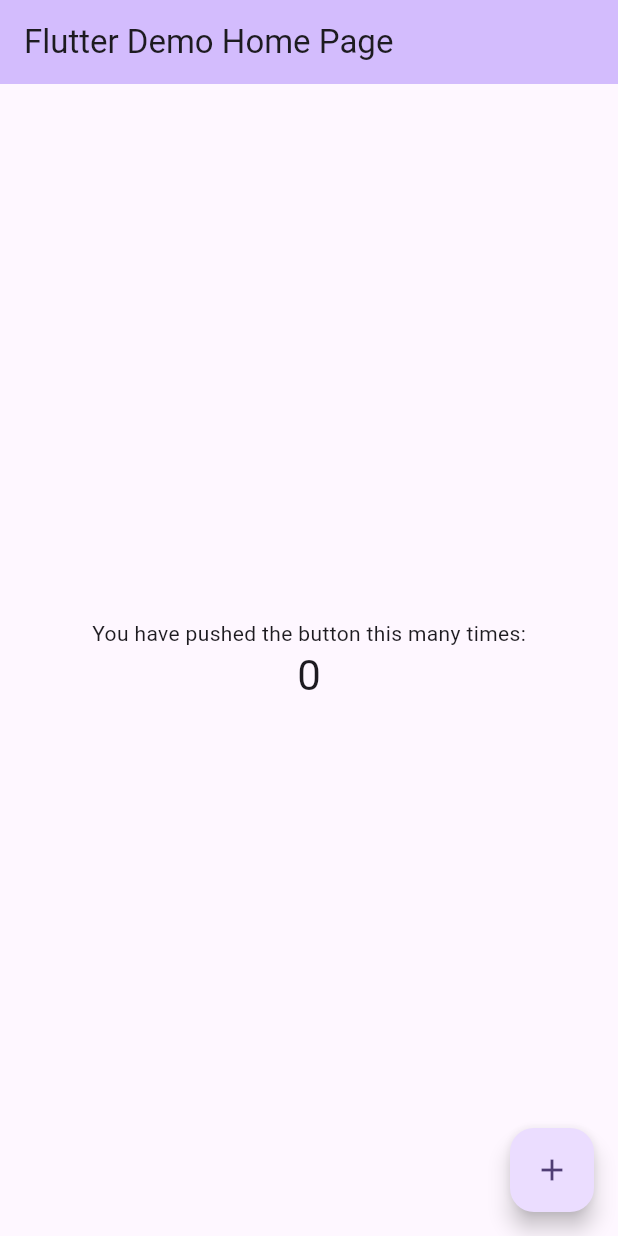
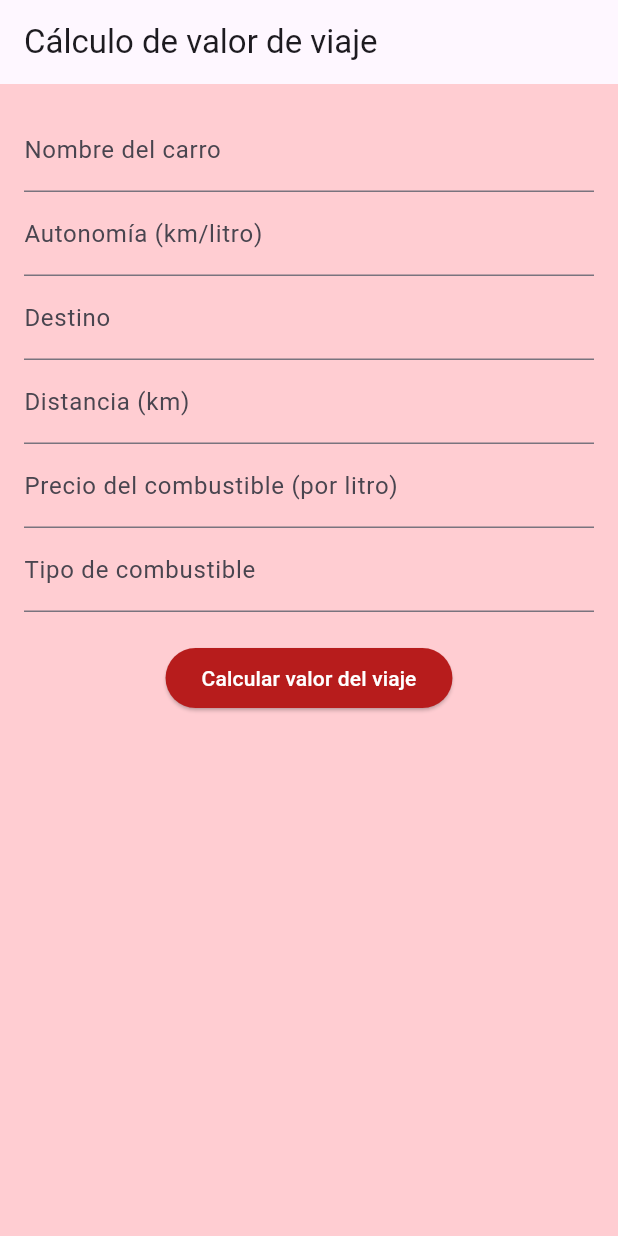
Before and after one commit to nhaisentena/projeto-viagem, a Flutter app: the screen it shows after launch, on a phone screen of 412 x 824 dp. Run offline on Flutter 3.47's test engine with Material 3 defaults, Android fonts, the light colour scheme and no system bars.

Commit message:
Commit inicial

```diff
--- a/lib/main.dart
+++ b/lib/main.dart
@@ -1,125 +1,23 @@
 import 'package:flutter/material.dart';
+import 'models/Carro.dart';
+import 'models/Destino.dart';
+import 'models/PrecioCombustible.dart';
+import 'pantallas/Pantalla.dart';
 
 void main() {
-  runApp(const MyApp());
+  runApp(Viagem());
 }
 
-class MyApp extends StatelessWidget {
-  const MyApp({super.key});
-
-  // This widget is the root of your application.
+class Viagem extends StatelessWidget {
   @override
   Widget build(BuildContext context) {
+
     return MaterialApp(
-      title: 'Flutter Demo',
+      title: 'Cálculo de valor de viaje',
       theme: ThemeData(
-        // This is the theme of your application.
-        //
-        // TRY THIS: Try running your application with "flutter run". You'll see
-        // the application has a purple toolbar. Then, without quitting the app,
-        // try changing the seedColor in the colorScheme below to Colors.green
-        // and then invoke "hot reload" (save your changes or press the "hot
-        // reload" button in a Flutter-supported IDE, or press "r" if you used
-        // the command line to start the app).
-        //
-        // Notice that the counter didn't reset back to zero; the application
-        // state is not lost during the reload. To reset the state, use hot
-        // restart instead.
-        //
-        // This works for code too, not just values: Most code changes can be
-        // tested with just a hot reload.
-        colorScheme: ColorScheme.fromSeed(seedColor: Colors.deepPurple),
-        useMaterial3: true,
+        primarySwatch: Colors.red,
       ),
-      home: const MyHomePage(title: 'Flutter Demo Home Page'),
+      home: Pantalla(),
     );
   }
 }
-
-class MyHomePage extends StatefulWidget {
-  const MyHomePage({super.key, required this.title});
-
-  // This widget is the home page of your application. It is stateful, meaning
-  // that it has a State object (defined below) that contains fields that affect
-  // how it looks.
-
-  // This class is the configuration for the state. It holds the values (in this
-  // case the title) provided by the parent (in this case the App widget) and
-  // used by the build method of the State. Fields in a Widget subclass are
-  // always marked "final".
-
-  final String title;
-
-  @override
-  State<MyHomePage> createState() => _MyHomePageState();
-}
-
-class _MyHomePageState extends State<MyHomePage> {
-  int _counter = 0;
-
-  void _incrementCounter() {
-    setState(() {
-      // This call to setState tells the Flutter framework that something has
-      // changed in this State, which causes it to rerun the build method below
-      // so that the display can reflect the updated values. If we changed
-      // _counter without calling setState(), then the build method would not be
-      // called again, and so nothing would appear to happen.
-      _counter++;
-    });
-  }
-
-  @override
-  Widget build(BuildContext context) {
-    // This method is rerun every time setState is called, for instance as done
-    // by the _incrementCounter method above.
-    //
-    // The Flutter framework has been optimized to make rerunning build methods
-    // fast, so that you can just rebuild anything that needs updating rather
-    // than having to individually change instances of widgets.
-    return Scaffold(
-      appBar: AppBar(
-        // TRY THIS: Try changing the color here to a specific color (to
-        // Colors.amber, perhaps?) and trigger a hot reload to see the AppBar
-        // change color while the other colors stay the same.
-        backgroundColor: Theme.of(context).colorScheme.inversePrimary,
-        // Here we take the value from the MyHomePage object that was created by
-        // the App.build method, and use it to set our appbar title.
-        title: Text(widget.title),
-      ),
-      body: Center(
-        // Center is a layout widget. It takes a single child and positions it
-        // in the middle of the parent.
-        child: Column(
-          // Column is also a layout widget. It takes a list of children and
-          // arranges them vertically. By default, it sizes itself to fit its
-          // children horizontally, and tries to be as tall as its parent.
-          //
-          // Column has various properties to control how it sizes itself and
-          // how it positions its children. Here we use mainAxisAlignment to
-          // center the children vertically; the main axis here is the vertical
-          // axis because Columns are vertical (the cross axis would be
-          // horizontal).
-          //
-          // TRY THIS: Invoke "debug painting" (choose the "Toggle Debug Paint"
-          // action in the IDE, or press "p" in the console), to see the
-          // wireframe for each widget.
-          mainAxisAlignment: MainAxisAlignment.center,
-          children: <Widget>[
-            const Text(
-              'You have pushed the button this many times:',
-            ),
-            Text(
-              '$_counter',
-              style: Theme.of(context).textTheme.headlineMedium,
-            ),
-          ],
-        ),
-      ),
-      floatingActionButton: FloatingActionButton(
-        onPressed: _incrementCounter,
-        tooltip: 'Increment',
-        child: const Icon(Icons.add),
-      ), // This trailing comma makes auto-formatting nicer for build methods.
-    );
-  }
-}
--- /dev/null
+++ b/lib/models/Carro.dart
@@ -0,0 +1,7 @@
+class Carro {
+  final String nombre;
+  final double autonomia;
+
+
+  Carro({required this.nombre, required this.autonomia});
+}
--- /dev/null
+++ b/lib/models/Destino.dart
@@ -0,0 +1,6 @@
+class Destino {
+  final String identificacion;
+  final double distanciaKm;
+
+  Destino({required this.identificacion, required this.distanciaKm});
+}
--- /dev/null
+++ b/lib/models/PrecioCombustible.dart
@@ -0,0 +1,9 @@
+class PrecioCombustible {
+  final double precioPorLitro;
+  final String combustible;
+
+  PrecioCombustible({
+    required this.precioPorLitro,
+    required this.combustible,
+  });
+}
--- /dev/null
+++ b/lib/pantallas/Pantalla.dart
@@ -0,0 +1,109 @@
+import 'package:flutter/material.dart';
+import '../models/Carro.dart';
+import '../models/Destino.dart';
+import '../models/PrecioCombustible.dart';
+
+class Pantalla extends StatefulWidget {
+  @override
+  _PantallaState createState()=> _PantallaState();
+}
+
+class _PantallaState extends State<Pantalla> {
+  final _carroController = TextEditingController();
+  final _autonomiaController = TextEditingController();
+  final _destinoController = TextEditingController();
+  final _distanciaController = TextEditingController();
+  final _precioController= TextEditingController();
+  final _combustibleController= TextEditingController();
+  String resultado='';
+
+  void calcularCosto() {
+    final String nombreCarro = _carroController.text;
+    final double autonomia= double.parse(_autonomiaController.text);
+    final String destinoNombre = _destinoController.text;
+    final double distancia = double.parse(_distanciaController.text);
+    final double precioPorLitro = double.parse(_precioController.text);
+
+
+    Carro carro = Carro(nombre: nombreCarro, autonomia: autonomia);
+    Destino destino = Destino(identificacion: destinoNombre, distanciaKm: distancia);
+    PrecioCombustible precioCombustible = PrecioCombustible(
+      precioPorLitro: precioPorLitro,
+      combustible: _combustibleController.text,
+    );
+
+
+
+    double litrosNecesarios= destino.distanciaKm/carro.autonomia;
+    double costoViaje= litrosNecesarios*precioCombustible.precioPorLitro;
+
+    setState(() {
+      resultado = 'El valor del viaje es: \$${costoViaje.toStringAsFixed(2)}';
+    });
+  }
+
+
+  @override
+  Widget build(BuildContext context) {
+    return Scaffold(
+      appBar: AppBar(
+        title: Text('Cálculo de valor de viaje'),
+      ),
+      backgroundColor: Colors.red[100],
+
+      body: Padding(
+        padding: const EdgeInsets.all(16.0),
+        child: Column(
+          children: <Widget>[
+            TextField(
+
+              controller: _carroController,
+              decoration: InputDecoration(labelText: 'Nombre del carro'),
+            ),
+            TextField(
+              controller: _autonomiaController,
+              decoration: InputDecoration(labelText: 'Autonomía (km/litro)'),
+              keyboardType: TextInputType.number,
+            ),
+            TextField(
+              controller: _destinoController,
+              decoration: InputDecoration(labelText: 'Destino'),
+            ),
+            TextField(
+              controller: _distanciaController,
+              decoration: InputDecoration(labelText: 'Distancia (km)'),
+
+              keyboardType: TextInputType.number,
+            ),
+            TextField(
+              controller: _precioController,
+              decoration: InputDecoration(labelText: 'Precio del combustible (por litro)'),
+              keyboardType: TextInputType.number,
+            ),
+            TextField(
+              controller: _combustibleController,
+              decoration: InputDecoration(labelText: 'Tipo de combustible'),
+            ),
+            SizedBox(height: 20),
+            ElevatedButton(
+              onPressed: calcularCosto,
+              child: Text(
+                'Calcular valor del viaje',
+                style: TextStyle(color: Colors.white),
+              ),
+              style: ElevatedButton.styleFrom(
+                backgroundColor: Colors.red[900],
+              ),
+            ),
+            SizedBox(height: 20),
+            Text(
+              resultado,
+
+              style: TextStyle(fontSize: 18, fontWeight: FontWeight.bold),
+            ),
+          ],
+        ),
+      ),
+    );
+  }
+}
```
Also changed, not shown: 1 other file.
